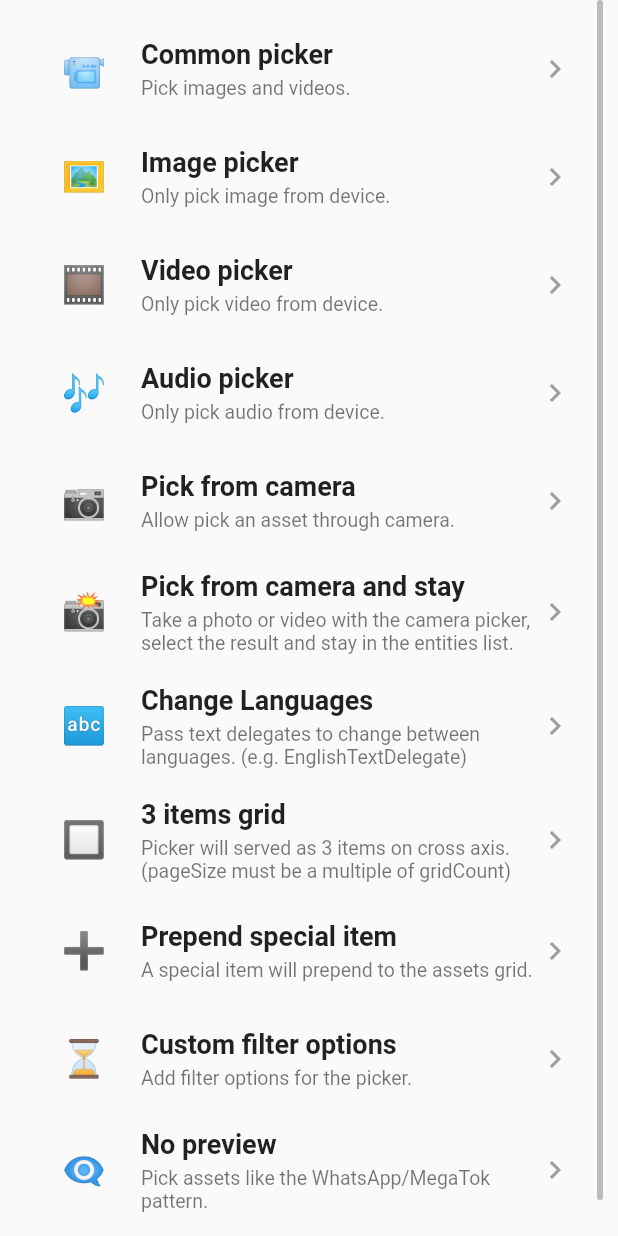
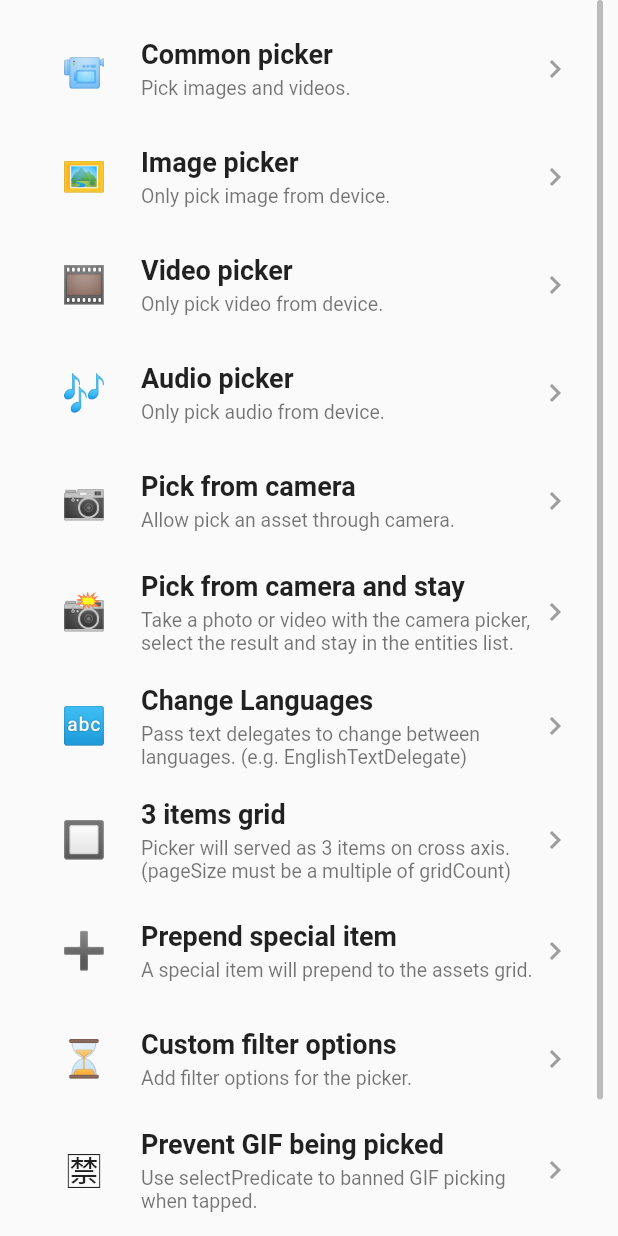
Before and after one commit to fluttercandies/flutter_wechat_assets_picker, a Flutter app: the SingleAssetPage widget shown alone on an empty page, opened directly, on a phone screen of 412 x 824 dp. Run offline on Flutter 3.47's test engine with Material 2 defaults, Android fonts, the phone set to English and light mode, and no system bars; our stand-ins replace extended_image, package_info_plus, video_player; missing offline and left inert: photo_manager, wechat_camera_picker.

Commit message:
✨ Add `preventGIFPicker` method

```diff
--- a/example/lib/constants/picker_method.dart
+++ b/example/lib/constants/picker_method.dart
@@ -182,10 +182,7 @@ class PickMethod {
       icon: '⏳',
       name: 'Custom filter options',
       description: 'Add filter options for the picker.',
-      method: (
-        BuildContext context,
-        List<AssetEntity> assets,
-      ) {
+      method: (BuildContext context, List<AssetEntity> assets) {
         return AssetPicker.pickAssets(
           context,
           maxAssets: maxAssetsCount,
@@ -210,11 +207,8 @@ class PickMethod {
       icon: '➕',
       name: 'Prepend special item',
       description: 'A special item will prepend to the assets grid.',
-      method: (
-        BuildContext context,
-        List<AssetEntity> assets,
-      ) async {
-        return await AssetPicker.pickAssets(
+      method: (BuildContext context, List<AssetEntity> assets) {
+        return AssetPicker.pickAssets(
           context,
           maxAssets: maxAssetsCount,
           selectedAssets: assets,
@@ -235,11 +229,8 @@ class PickMethod {
       icon: '👁️‍🗨️',
       name: 'No preview',
       description: 'Pick assets like the WhatsApp/MegaTok pattern.',
-      method: (
-        BuildContext context,
-        List<AssetEntity> assets,
-      ) async {
-        return await AssetPicker.pickAssets(
+      method: (BuildContext context, List<AssetEntity> assets) {
+        return AssetPicker.pickAssets(
           context,
           maxAssets: maxAssetsCount,
           selectedAssets: assets,
@@ -284,15 +275,34 @@ class PickMethod {
       name: 'Change Languages',
       description: 'Pass text delegates to change between languages. '
           '(e.g. EnglishTextDelegate)',
-      method: (
-        BuildContext context,
-        List<AssetEntity> assets,
-      ) async {
-        return await AssetPicker.pickAssets(
+      method: (BuildContext context, List<AssetEntity> assets) {
+        return AssetPicker.pickAssets(
           context,
           maxAssets: maxAssetsCount,
           selectedAssets: assets,
           textDelegate: EnglishTextDelegate(),
+        );
+      },
+    );
+  }
+
+  factory PickMethod.preventGIFPicked(int maxAssetsCount) {
+    return PickMethod(
+      icon: '🈲',
+      name: 'Prevent GIF being picked',
+      description: 'Use selectPredicate to banned GIF picking when tapped.',
+      method: (BuildContext context, List<AssetEntity> assets) {
+        return AssetPicker.pickAssets(
+          context,
+          maxAssets: maxAssetsCount,
+          selectedAssets: assets,
+          selectPredicate: (BuildContext c, AssetEntity a, bool isSelected) {
+            print('Asset title: ${a.title}');
+            if (a.title?.endsWith('.gif') == true) {
+              return false;
+            }
+            return true;
+          }
         );
       },
     );
--- a/example/lib/pages/multi_assets_page.dart
+++ b/example/lib/pages/multi_assets_page.dart
@@ -49,6 +49,7 @@ class _MultiAssetsPageState extends State<MultiAssetsPage>
       ),
       PickMethod.noPreview(maxAssetsCount),
       PickMethod.customFilterOptions(maxAssetsCount),
+      PickMethod.preventGIFPicked(maxAssetsCount),
       PickMethod.keepScrollOffset(
         provider: () => keepScrollProvider,
         delegate: () => keepScrollDelegate!,
--- a/example/lib/pages/single_assets_page.dart
+++ b/example/lib/pages/single_assets_page.dart
@@ -37,6 +37,7 @@ class _SingleAssetPageState extends State<SingleAssetPage>
       PickMethod.threeItemsGrid(maxAssetsCount),
       PickMethod.prependItem(maxAssetsCount),
       PickMethod.customFilterOptions(maxAssetsCount),
+      PickMethod.preventGIFPicked(maxAssetsCount),
       PickMethod.noPreview(maxAssetsCount),
     ];
   }
```
